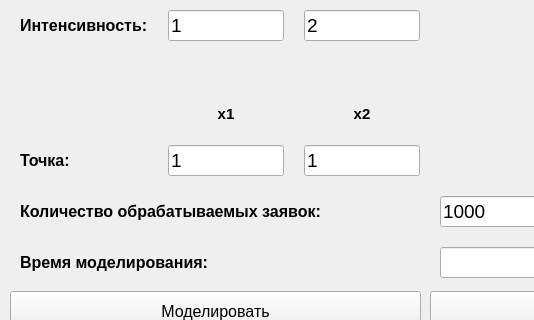
This is lab02/mainwindow.ui in Bryanskaya/ExperimentPlanning as Qt 5 draws it before an edit; both pictures show x 0 to 534 and y 89 to 409 of the 852 by 743 pixel window. The edited form follows.
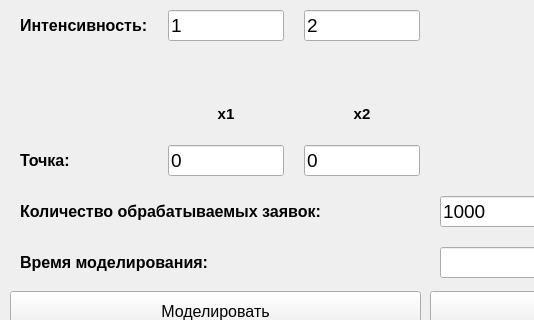
This is the edited form.

What changed in the file:
```diff
--- a/lab02/mainwindow.ui
+++ b/lab02/mainwindow.ui
@@ -49,7 +49,7 @@
        </font>
       </property>
       <property name="text">
-       <string>1</string>
+       <string>0</string>
       </property>
      </widget>
     </item>
@@ -64,7 +64,7 @@
        </font>
       </property>
       <property name="text">
-       <string>1</string>
+       <string>0</string>
       </property>
      </widget>
     </item>
```
